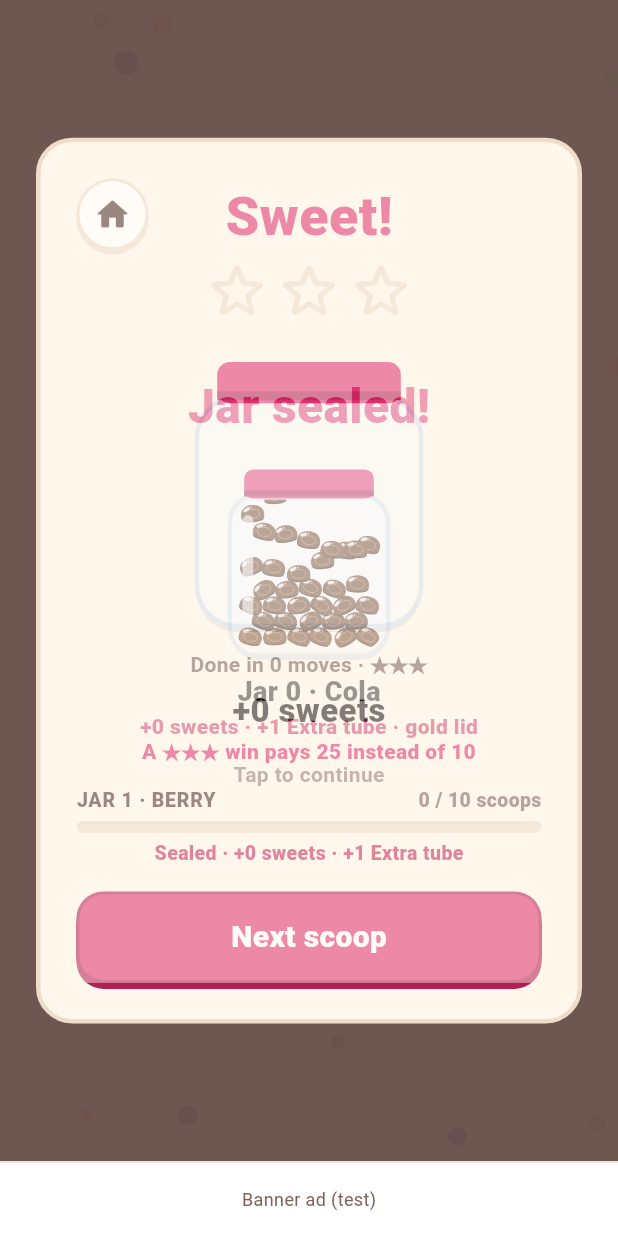
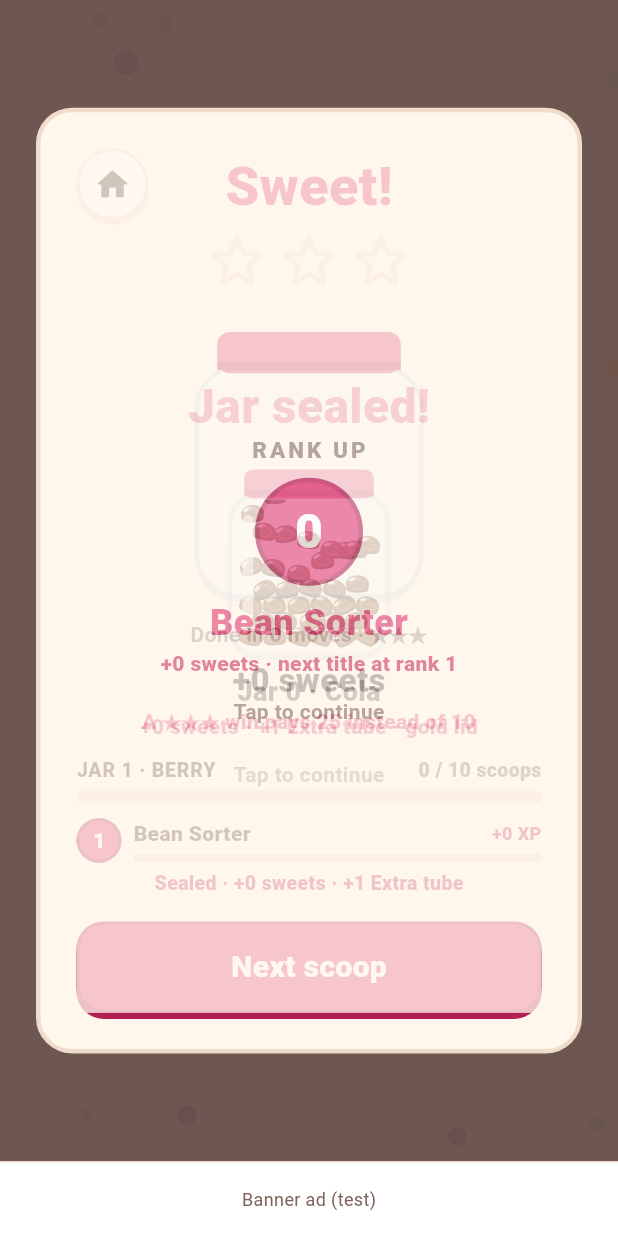
Before and after one commit to teoboonkeat/burger-stacks, a Flutter app: the SweetScreen screen opened directly with empty values, on a phone screen of 412 x 824 dp. Run offline on Flutter 3.47's test engine with Material 3 defaults, Android fonts, the phone set to English and light mode, and no system bars; our stand-ins replace shared_preferences; missing offline and left inert: flame, flame_audio; accounts and stored records are empty.

Commit message:
P8: Confectioner rank
One number that rises with progress: XP from first clears (10), stars
(5 each), sealed jars (30) and, later, Master spoons (10). Rank n needs
15n(n+1)/2 XP, 25 ranks from Bean Sorter to Grand Confectioner, +25 sweets
per rank gained. XP is worked out from the save, so replays only add XP
through new stars and existing players get their rank at once.

Home shows a rank bar under the counters; the result card shows "+N XP"
and the bar, and a rank-up card follows the jar-sealed card (both tap to
skip). Save: new key rankPaid, which starts at an old save's current rank
(no back-pay). P8 replaces P2, which is not built.

The result card drops two secondary lines on short screens, and a new
widget test renders the busiest card (seal + rank up) at 360x640 with the
real Roboto font and fails on any overflow.

Co-Authored-By: Claude Opus 5.5 <noreply@anthropic.com>

```diff
--- a/lib/app/app_state.dart
+++ b/lib/app/app_state.dart
@@ -2,6 +2,7 @@ import 'package:flutter/foundation.dart';
 import 'package:shared_preferences/shared_preferences.dart';
 
 import 'chapters.dart';
+import 'rank.dart';
 import 'rewards.dart';
 import 'shop.dart';
 import 'tutorial.dart';
@@ -27,6 +28,9 @@ class AppState extends ChangeNotifier implements Wallet {
   Set<int> jarsSealed = {};
   /// Free boosters won as rewards, used before paying (`boosterStock`).
   Map<Booster, int> boosterStock = {};
+  /// Highest rank whose gift is paid (`rankPaid`). A save from before ranks
+  /// starts at its current rank, so there is no back-pay.
+  int rankPaid = 1;
 
   Future<void> load() async {
     _p = await SharedPreferences.getInstance();
@@ -53,6 +57,7 @@ class AppState extends ChangeNotifier implements Wallet {
       for (final s in _p.getStringList('boosterStock') ?? <String>[])
         ?Booster.values.asNameMap()[s.split(':')[0]]: int.parse(s.split(':')[1])
     };
+    rankPaid = _p.getInt('rankPaid') ?? rank;
   }
 
   Future<void> save() async {
@@ -73,13 +78,15 @@ class AppState extends ChangeNotifier implements Wallet {
         'jarsSealed', [for (final j in jarsSealed.toList()..sort()) '$j']);
     await _p.setStringList('boosterStock',
         [for (final e in boosterStock.entries) '${e.key.name}:${e.value}']);
+    await _p.setInt('rankPaid', rankPaid);
   }
 
   bool isUnlocked(int level) => unlockAll || level <= currentLevel;
 
   /// Records a win and pays for it: [winPay], the Lid bonus on a first Lid
-  /// win, and the jar seal (sweets and a free Extra tube).
+  /// win, the jar seal (sweets and a free Extra tube) and any rank gained.
   WinReport completeLevel(int level, int earnedStars, int total) {
+    final xpBefore = xp;
     final prev = stars[level] ?? 0;
     final lid = prev == 0 && Jars.isLid(level) ? Jars.lidBonus : 0;
     final pay = winPay(earnedStars, prev) + lid;
@@ -92,14 +99,33 @@ class AppState extends ChangeNotifier implements Wallet {
       sealPay = Jars.payFor(jar);
       addStock(Booster.extra);
     }
-    coins += pay + sealPay;
+    final r = rank;
+    final rankUp = r > rankPaid ? r : null;
+    final rankPay = r > rankPaid ? (r - rankPaid) * Rank.gift : 0;
+    if (r > rankPaid) rankPaid = r;
+    coins += pay + sealPay + rankPay;
     if (level >= currentLevel && level < total) currentLevel = level + 1;
     save();
     notifyListeners();
-    return WinReport(pay: pay, lidBonus: lid, sealed: sealed, sealPay: sealPay);
+    return WinReport(
+        pay: pay,
+        lidBonus: lid,
+        sealed: sealed,
+        sealPay: sealPay,
+        xp: xp - xpBefore,
+        rankUp: rankUp,
+        rankPay: rankPay);
   }
 
   int get starTotal => stars.values.fold(0, (a, b) => a + b);
+
+  /// Rank XP, worked out from progress ([Rank.xp]).
+  int get xp => Rank.xp(
+      clears: stars.values.where((s) => s > 0).length,
+      stars: starTotal,
+      jars: jarsSealed.length);
+
+  int get rank => Rank.of(xp);
 
   int stock(Booster b) => boosterStock[b] ?? 0;
 
--- /dev/null
+++ b/lib/app/rank.dart
@@ -0,0 +1,46 @@
+/// Confectioner rank (P8): one number that rises with progress. Pure Dart
+/// (unit-tested).
+///
+/// XP is worked out from the save, never stored: first clears, stars,
+/// sealed jars and Master spoons. Replays add XP only through new stars, so
+/// XP can't be farmed, and existing players get their rank at once.
+library;
+
+class Rank {
+  static const top = 25;
+
+  /// Sweets for each rank gained.
+  static const gift = 25;
+
+  static const xpClear = 10, xpStar = 5, xpJar = 30, xpSpoon = 10;
+
+  static const titles = [
+    'Bean Sorter', 'Bean Counter', 'Jar Rinser', 'Lid Twister',
+    'Sugar Sifter', 'Syrup Stirrer', 'Pouch Peeker', 'Flavour Finder',
+    'Candy Cadet', 'Jelly Helper', 'Jelly Apprentice', 'Sugar Shaper',
+    'Gumdrop Pro', 'Fizz Fixer', 'Taffy Tamer', 'Caramel Keeper',
+    'Bonbon Builder', 'Toffee Master', 'Pantry Chief', 'Sweet Specialist',
+    'Kitchen Captain', 'Head Candymaker', 'Sugar Sage',
+    'Master Confectioner', 'Grand Confectioner',
+  ];
+
+  static int xp(
+          {required int clears,
+          required int stars,
+          int jars = 0,
+          int spoons = 0}) =>
+      clears * xpClear + stars * xpStar + jars * xpJar + spoons * xpSpoon;
+
+  /// XP needed to reach rank [n] (rank 1 is where everyone starts).
+  static int threshold(int n) => n <= 1 ? 0 : 15 * n * (n + 1) ~/ 2;
+
+  static int of(int xp) {
+    var n = 1;
+    while (n < top && xp >= threshold(n + 1)) {
+      n++;
+    }
+    return n;
+  }
+
+  static String title(int rank) => titles[rank.clamp(1, top) - 1];
+}
--- a/lib/app/rewards.dart
+++ b/lib/app/rewards.dart
@@ -24,13 +24,23 @@ class WinReport {
   final int? sealed;
   final int sealPay;
 
+  /// Rank XP this win added.
+  final int xp;
+
+  /// New rank reached by this win, if any, and its gift.
+  final int? rankUp;
+  final int rankPay;
+
   const WinReport({
     required this.pay,
     this.lidBonus = 0,
     this.sealed,
     this.sealPay = 0,
+    this.xp = 0,
+    this.rankUp,
+    this.rankPay = 0,
   });
 
   /// All sweets this win added.
-  int get total => pay + sealPay;
+  int get total => pay + sealPay + rankPay;
 }
--- a/lib/ui/game_screen.dart
+++ b/lib/ui/game_screen.dart
@@ -7,6 +7,7 @@ import 'package:flutter/services.dart';
 
 import '../ads/ad_service.dart';
 import '../app/chapters.dart';
+import '../app/rank.dart';
 import '../app/rewards.dart';
 import '../app/sfx.dart';
 import '../app/shop.dart';
@@ -1079,19 +1080,35 @@ String resultLine(int moves, int par) => moves > par
 class _SweetScreenState extends State<SweetScreen> {
   bool doubled = false;
 
-  /// The jar-sealed celebration covers the card briefly; tap skips it.
-  late bool sealShowing = widget.report.sealed != null;
+  /// Celebrations shown over the card one after another (jar sealed, then
+  /// rank up), each briefly; a tap skips to the next.
+  late final List<Widget> _cards = [
+    if (widget.report.sealed case final jar?)
+      SealCard(jar: jar, pay: widget.report.sealPay),
+    if (widget.report.rankUp case final rank?)
+      RankUpCard(rank: rank, pay: widget.report.rankPay),
+  ];
+  int _card = 0;
 
   int get beans => widget.report.pay;
 
   @override
   void initState() {
     super.initState();
-    if (sealShowing) {
-      Future.delayed(S.sealShown, () {
-        if (mounted) setState(() => sealShowing = false);
-      });
-    }
+    _timeCard();
+  }
+
+  void _timeCard() {
+    if (_card >= _cards.length) return;
+    final shown = _card;
+    Future.delayed(S.sealShown, () {
+      if (mounted && _card == shown) _nextCard();
+    });
+  }
+
+  void _nextCard() {
+    setState(() => _card++);
+    _timeCard();
   }
 
   Future<void> _double() async {
@@ -1143,10 +1160,10 @@ class _SweetScreenState extends State<SweetScreen> {
                             Column(
                               mainAxisSize: MainAxisSize.min,
                               children: [
-                                const Text(
+                                Text(
                                   'Sweet!',
                                   style: TextStyle(
-                                    fontSize: 36,
+                                    fontSize: compact ? 30 : 36,
                                     fontWeight: FontWeight.w900,
                                     color: C.accent,
                                   ),
@@ -1201,7 +1218,7 @@ class _SweetScreenState extends State<SweetScreen> {
                                     ),
                                   ),
                                 ],
-                                if (widget.report.lidBonus > 0)
+                                if (widget.report.lidBonus > 0 && !compact)
                                   Text(
                                     'Includes +${widget.report.lidBonus} Lid scoop bonus',
                                     style: const TextStyle(
@@ -1217,7 +1234,13 @@ class _SweetScreenState extends State<SweetScreen> {
                                       Jars.of(widget.level), widget.s.state.stars),
                                   compact: true,
                                 ),
-                                if (widget.report.sealed != null)
+                                SizedBox(height: compact ? 6 : 10),
+                                RankBar(
+                                    xp: widget.s.state.xp, gain: widget.report.xp),
+                                // Short screens rely on the celebration card
+                                // for the seal; the line would push the
+                                // buttons off.
+                                if (widget.report.sealed != null && !compact)
                                   Padding(
                                     padding: const EdgeInsets.only(top: 4),
                                     child: Text(
@@ -1253,18 +1276,23 @@ class _SweetScreenState extends State<SweetScreen> {
                                 onTap: () => Navigator.pop(context, 'home'),
                               ),
                             ),
-                            if (widget.report.sealed case final jar?)
+                            if (_cards.isNotEmpty)
                               Positioned.fill(
                                 child: IgnorePointer(
-                                  ignoring: !sealShowing,
+                                  ignoring: _card >= _cards.length,
                                   child: AnimatedOpacity(
-                                    opacity: sealShowing ? 1 : 0,
+                                    opacity: _card < _cards.length ? 1 : 0,
                                     duration: S.fade,
                                     child: GestureDetector(
-                                      onTap: () =>
-                                          setState(() => sealShowing = false),
-                                      child: SealCard(
-                                          jar: jar, pay: widget.report.sealPay),
+                                      onTap: _nextCard,
+                                      child: AnimatedSwitcher(
+                                        duration: S.fade,
+                                        child: KeyedSubtree(
+                                          key: ValueKey(_card),
+                                          child: _cards[
+                                              _card.clamp(0, _cards.length - 1)],
+                                        ),
+                                      ),
                                     ),
                                   ),
                                 ),
@@ -1307,6 +1335,54 @@ class SealCard extends StatelessWidget {
               style: const TextStyle(fontSize: 18, fontWeight: FontWeight.w900)),
           Text(
               '+$pay sweets · +1 Extra tube${Jars.isGold(jar) ? ' · gold lid' : ''}',
+              style: const TextStyle(
+                  color: C.accentText, fontWeight: FontWeight.w800)),
+          const SizedBox(height: 12),
+          const Text('Tap to continue',
+              style: TextStyle(color: C.text2, fontWeight: FontWeight.w700)),
+        ]),
+      );
+}
+
+/// Rank-up celebration over the result card: the new rank, its title and
+/// the gift.
+class RankUpCard extends StatelessWidget {
+  final int rank, pay;
+  const RankUpCard({super.key, required this.rank, required this.pay});
+
+  @override
+  Widget build(BuildContext context) => Container(
+        color: C.bg,
+        alignment: Alignment.center,
+        child: Column(mainAxisSize: MainAxisSize.min, children: [
+          const Text('RANK UP',
+              style: TextStyle(
+                  fontSize: 15,
+                  letterSpacing: 2,
+                  fontWeight: FontWeight.w900,
+                  color: C.text2)),
+          const SizedBox(height: 8),
+          Container(
+            width: 72,
+            height: 72,
+            alignment: Alignment.center,
+            decoration: BoxDecoration(
+              color: C.accent,
+              shape: BoxShape.circle,
+              border: Border.all(color: C.primaryShadow, width: 3),
+            ),
+            child: Text('$rank',
+                style: const TextStyle(
+                    color: Colors.white, fontSize: 32, fontWeight: FontWeight.w900)),
+          ),
+          const SizedBox(height: 8),
+          Text(Rank.title(rank),
+              style: const TextStyle(
+                  fontSize: 24, fontWeight: FontWeight.w900, color: C.accent)),
+          Text(
+              rank < Rank.top
+                  ? '+$pay sweets · next title at rank ${rank + 1}'
+                  : '+$pay sweets · top rank!',
               style: const TextStyle(
                   color: C.accentText, fontWeight: FontWeight.w800)),
           const SizedBox(height: 12),
--- a/lib/ui/screens.dart
+++ b/lib/ui/screens.dart
@@ -52,19 +52,21 @@ class HomeScreen extends StatelessWidget {
                       leading: const SweetIcon(),
                       text: '${s.state.coins} sweets'),
                 ]),
+                const SizedBox(height: 12),
+                SizedBox(width: bw - 8, child: RankBar(xp: s.state.xp)),
+                const SizedBox(height: 12),
+                JarCard(s: s, width: bw),
                 const SizedBox(height: 16),
-                JarCard(s: s, width: bw),
-                const SizedBox(height: 20),
                 BigButton('Play · Scoop ${s.state.currentLevel}',
                     width: bw,
                     onTap: () => _play(context, s.state.currentLevel)),
-                const SizedBox(height: 16),
+                const SizedBox(height: 12),
                 BigButton('Levels',
                     primary: false,
                     width: bw,
                     onTap: () => Navigator.push(context,
                         MaterialPageRoute(builder: (_) => LevelListScreen(s)))),
-                const SizedBox(height: 16),
+                const SizedBox(height: 12),
                 BigButton('Settings',
                     primary: false,
                     width: bw,
@@ -306,6 +308,7 @@ Future<void> _confirmReset(BuildContext context, AppState st) async {
     x.coins = 0;
     x.jarsSealed = {};
     x.boosterStock = {};
+    x.rankPaid = 1;
     x.unlockAll = false;
   });
 }
--- a/lib/ui/widgets.dart
+++ b/lib/ui/widgets.dart
@@ -3,6 +3,7 @@ import 'dart:math';
 import 'package:flutter/material.dart';
 
 import '../app/chapters.dart';
+import '../app/rank.dart';
 import '../app/theme.dart';
 import '../game/bean_painter.dart';
 import '../logic/board.dart';
@@ -502,3 +503,70 @@ class _ShelfPainter extends CustomPainter {
   bool shouldRepaint(_ShelfPainter o) =>
       o.jars != jars || o.current != current || o.sealed.length != sealed.length;
 }
+
+/// Confectioner rank: badge with the rank number, title and a thin XP bar
+/// towards the next rank. [gain] shows "+N XP" from the last win instead of
+/// the XP count.
+class RankBar extends StatelessWidget {
+  final int xp;
+  final int? gain;
+  const RankBar({super.key, required this.xp, this.gain});
+
+  @override
+  Widget build(BuildContext context) {
+    final rank = Rank.of(xp);
+    final top = rank >= Rank.top;
+    final from = Rank.threshold(rank), to = Rank.threshold(rank + 1);
+    final right = gain != null
+        ? '+$gain XP'
+        : (top ? 'Top rank' : '$xp / $to XP');
+    return Semantics(
+      label: 'Rank $rank, ${Rank.title(rank)}, $right',
+      child: ExcludeSemantics(
+        child: Row(children: [
+          Container(
+            width: 30,
+            height: 30,
+            alignment: Alignment.center,
+            decoration: BoxDecoration(
+              color: C.accent,
+              shape: BoxShape.circle,
+              border: Border.all(color: C.primaryShadow, width: 2),
+            ),
+            child: Text('$rank',
+                style: const TextStyle(
+                    color: Colors.white, fontSize: 14, fontWeight: FontWeight.w900)),
+          ),
+          const SizedBox(width: 8),
+          Expanded(
+            child: Column(crossAxisAlignment: CrossAxisAlignment.start, children: [
+              Row(children: [
+                Expanded(
+                  child: Text(Rank.title(rank),
+                      overflow: TextOverflow.ellipsis,
+                      style: const TextStyle(
+                          fontSize: 14, fontWeight: FontWeight.w900, color: C.text)),
+                ),
+                Text(right,
+                    style: TextStyle(
+                        fontSize: 12,
+                        fontWeight: FontWeight.w800,
+                        color: gain != null ? C.accentText : C.text2)),
+              ]),
+              const SizedBox(height: 3),
+              ClipRRect(
+                borderRadius: BorderRadius.circular(4),
+                child: LinearProgressIndicator(
+                  value: top ? 1 : (xp - from) / (to - from),
+                  minHeight: 6,
+                  backgroundColor: C.border,
+                  color: C.star,
+                ),
+              ),
+            ]),
+          ),
+        ]),
+      ),
+    );
+  }
+}
```
Also changed, not shown: 2 other files.
